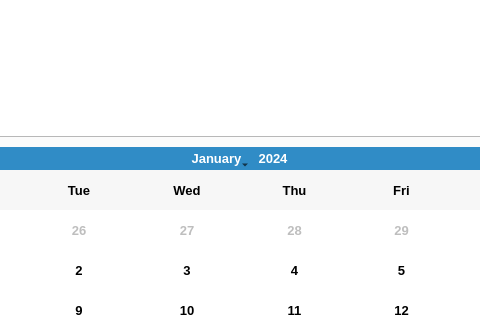
Before: the Qt Designer form pumpcar.ui in Cherrue/pumpcar-accountbook, drawn with Qt 5; both pictures show x 595 to 1075 and y 250 to 570 of the 1280 by 720 pixel window.
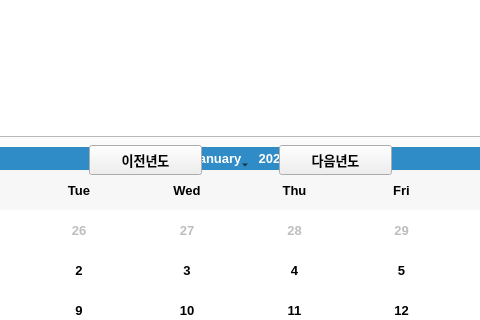
After: the same form once the commit is applied.

```diff
--- a/pumpcar.ui
+++ b/pumpcar.ui
@@ -674,6 +674,32 @@
        </property>
       </item>
      </widget>
+     <widget class="QPushButton" name="buttonNextYearTab1">
+      <property name="geometry">
+       <rect>
+        <x>870</x>
+        <y>308</y>
+        <width>113</width>
+        <height>30</height>
+       </rect>
+      </property>
+      <property name="text">
+       <string>다음년도</string>
+      </property>
+     </widget>
+     <widget class="QPushButton" name="buttonPrevYearTab1">
+      <property name="geometry">
+       <rect>
+        <x>680</x>
+        <y>308</y>
+        <width>113</width>
+        <height>30</height>
+       </rect>
+      </property>
+      <property name="text">
+       <string>이전년도</string>
+      </property>
+     </widget>
     </widget>
     <widget class="QWidget" name="tab2ModifyData">
      <attribute name="title">
```
Left out of the diff: 2 changed lines with no effect on the pictures.
